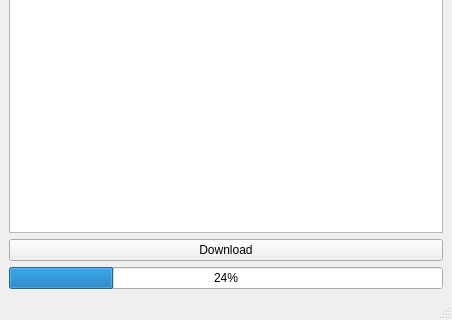
The window that dialogs/main.ui (m-haisham/MangaK-UI) describes before a commit, drawn with Qt 5; both pictures show x 0 to 452 and y 233 to 553 of the 452 by 553 pixel window.
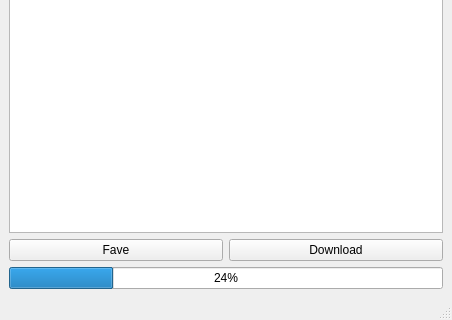
The same window after the commit. The open tabs and pages were chosen to show the change.

The edit to the form file:
```diff
--- a/dialogs/main.ui
+++ b/dialogs/main.ui
@@ -461,12 +461,23 @@
                 </widget>
                </item>
                <item>
+                <layout class="QHBoxLayout" name="horizontalLayout_8">
+                 <item>
+                  <widget class="QPushButton" name="FavouriteThisMangaPushButton">
+                   <property name="text">
+                    <string>Fave</string>
+                   </property>
+                  </widget>
+                 </item>
+                 <item>
                 <widget class="QPushButton" name="selectedMangaDownloadButton">
                  <property name="text">
                   <string>Download</string>
                  </property>
                 </widget>
                </item>
+                </layout>
+               </item>
                <item>
                 <widget class="QProgressBar" name="mangaDataLoadProgressBar">
                  <property name="value">
```
Left out of the diff: 11 changed lines with no effect on the pictures. Lines whose indentation alone changed are shown as unchanged.
